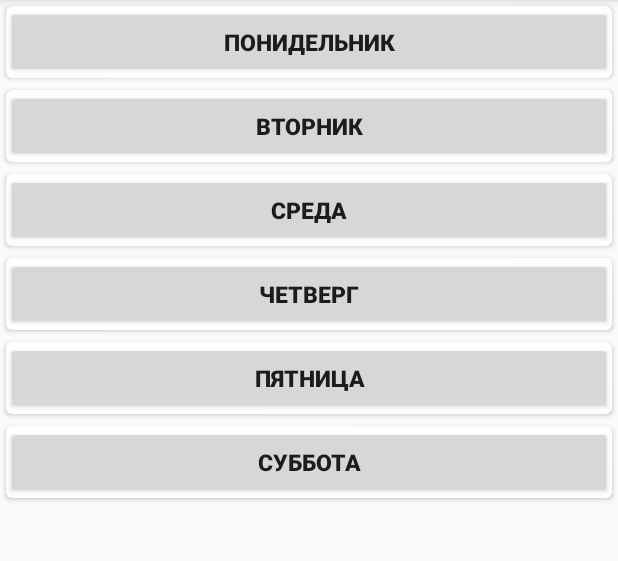
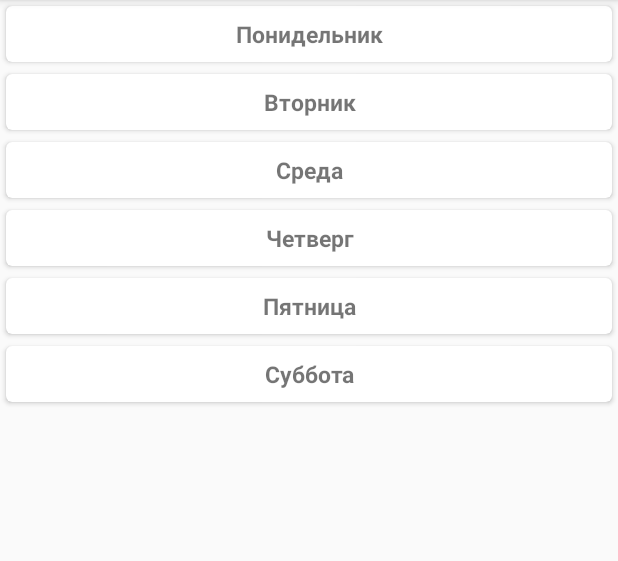
Before and after one commit to ilyos-developer/timeTable, an Android app: the screen it shows after launch (MainActivity), on a phone screen of 412 x 824 dp, the part 84-645 px from its top. Run offline under Robolectric (Android 15) with nearby library versions, the phone set to English and light mode, and no system bars; our stand-ins replace Firebase (no records; nobody signed in at launch, a user with empty details on screens opened directly).

Commit message:
Fix onClick

```diff
--- a/app/src/main/java/com/example/timetable/TimeTableAdapter.java
+++ b/app/src/main/java/com/example/timetable/TimeTableAdapter.java
@@ -1,23 +1,21 @@
 package com.example.timetable;
-
 
 import android.content.Context;
 import android.content.Intent;
 import android.view.LayoutInflater;
 import android.view.View;
 import android.view.ViewGroup;
-import android.widget.AdapterView;
-import android.widget.Button;
-
-import java.util.ArrayList;
+import android.widget.TextView;
 
 import androidx.annotation.NonNull;
 import androidx.recyclerview.widget.RecyclerView;
 
+import java.util.ArrayList;
+
 public class TimeTableAdapter extends RecyclerView.Adapter<TimeTableAdapter.TimeTableViewHolder> {
 
-    ArrayList<TimeTableItem> timeTableItems;
-    Context context;
+    private ArrayList<TimeTableItem> timeTableItems;
+    private Context context;
 
     public TimeTableAdapter(ArrayList<TimeTableItem> timeTableItems, Context context) {
         this.timeTableItems = timeTableItems;
@@ -28,15 +26,14 @@ public class TimeTableAdapter extends RecyclerView.Adapter<TimeTableAdapter.Time
     @Override
     public TimeTableAdapter.TimeTableViewHolder onCreateViewHolder(@NonNull ViewGroup viewGroup, int viewType) {
         View view = LayoutInflater.from(viewGroup.getContext()).inflate(R.layout.time_table_item, viewGroup, false);
-        TimeTableViewHolder timeTableViewHolder = new TimeTableViewHolder(view);
-        return timeTableViewHolder;
+        return new TimeTableViewHolder(view);
     }
 
     @Override
     public void onBindViewHolder(@NonNull TimeTableAdapter.TimeTableViewHolder viewHolder, int position) {
         TimeTableItem timeTableItem = timeTableItems.get(position);
 
-        viewHolder.button.setText(timeTableItem.getDay());
+        viewHolder.tvTitle.setText(timeTableItem.getDay());
     }
 
     @Override
@@ -46,13 +43,13 @@ public class TimeTableAdapter extends RecyclerView.Adapter<TimeTableAdapter.Time
 
     public class TimeTableViewHolder extends RecyclerView.ViewHolder implements View.OnClickListener {
 
-        public Button button;
+        private TextView tvTitle;
 
-        public TimeTableViewHolder(@NonNull View itemView) {
+        private TimeTableViewHolder(@NonNull View itemView) {
             super(itemView);
             itemView.setOnClickListener(this);
 
-            button = itemView.findViewById(R.id.button);
+            tvTitle = itemView.findViewById(R.id.tvTitle);
         }
 
         @Override
--- a/app/src/main/res/layout/time_table_item.xml
+++ b/app/src/main/res/layout/time_table_item.xml
@@ -1,24 +1,23 @@
 <?xml version="1.0" encoding="utf-8"?>
 <androidx.cardview.widget.CardView xmlns:android="http://schemas.android.com/apk/res/android"
+    xmlns:app="http://schemas.android.com/apk/res-auto"
+    xmlns:tools="http://schemas.android.com/tools"
     android:layout_width="match_parent"
     android:layout_height="wrap_content"
-    xmlns:app="http://schemas.android.com/apk/res-auto"
+    android:layout_margin="4dp"
     app:cardCornerRadius="4dp"
-    android:layout_margin="4dp">
+    app:cardElevation="2dp">
 
-    <LinearLayout
+    <TextView
+        android:id="@+id/tvTitle"
         android:layout_width="match_parent"
         android:layout_height="wrap_content"
-        android:orientation="horizontal">
-
-        <Button
-            android:id="@+id/button"
-            android:layout_width="match_parent"
-            android:layout_height="wrap_content"
-            android:text="Button"
-            android:textSize="15sp"
-            android:textStyle="bold" />
-
-    </LinearLayout>
-
+        android:gravity="center_horizontal"
+        android:paddingStart="10dp"
+        android:paddingTop="8dp"
+        android:paddingEnd="10dp"
+        android:paddingBottom="8dp"
+        android:textSize="15sp"
+        android:textStyle="bold"
+        tools:text="Button" />
 </androidx.cardview.widget.CardView>
```
